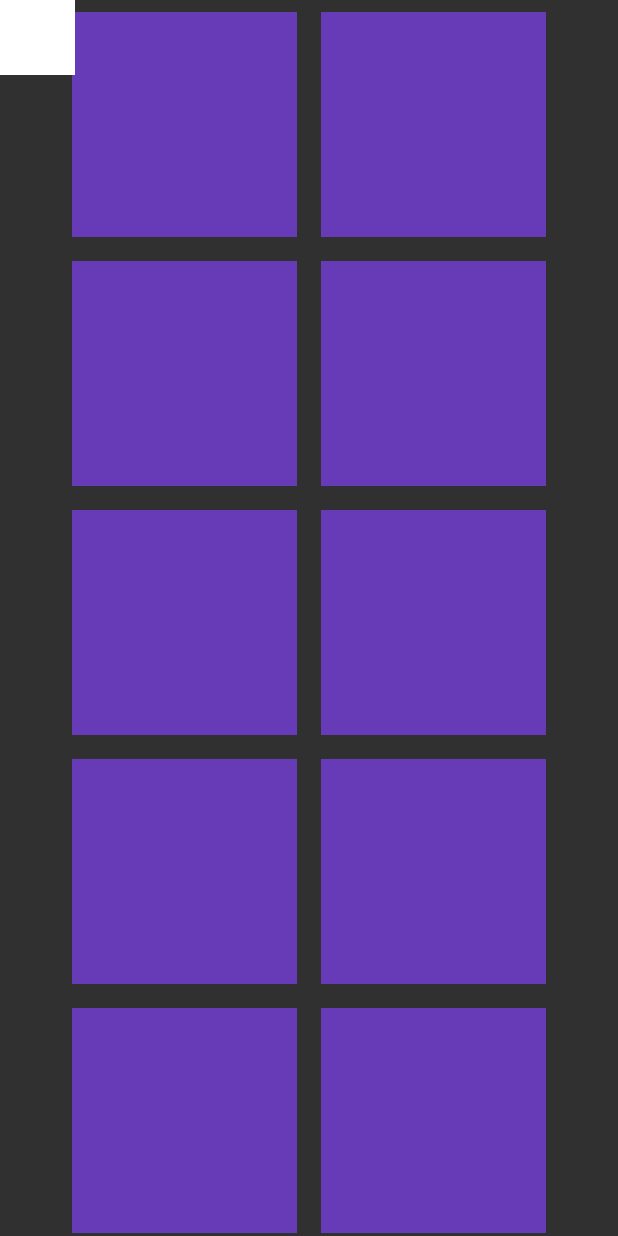
After one commit to MohannadMadi/e-commerce-app, a Flutter app: the screen it shows after launch, on a phone screen of 412 x 824 dp. The commit adds this screen. Run offline on Flutter 3.47's test engine with Material 2 defaults, Android fonts, the phone set to English and light mode, and no system bars; our stand-ins replace flutter_rating_bar; missing offline and left inert: dart:ffi.

Commit message:
added the session example

```diff
--- a/lib/main.dart
+++ b/lib/main.dart
@@ -1,3 +1,4 @@
+import 'package:course/screens/position_finder.dart';
 import 'package:course/screens/sign_in.dart';
 import 'package:flutter/material.dart';
 import 'custom_widgets/item_card_widget.dart';
@@ -25,8 +26,9 @@ class _MyAppState extends State<MyApp> {
   Widget build(BuildContext context) {
     return MaterialApp(
       debugShowCheckedModeBanner: false,
+      theme: ThemeData.dark(),
       home: Scaffold(
-        body: SignInPage(),
+        body: PositionFinder(),
       ),
     );
   }
--- a/lib/screens/home_screen.dart
+++ b/lib/screens/home_screen.dart
@@ -27,6 +27,7 @@ class _HomeScreenState extends State<HomeScreen> {
   }
 
   getPos(GlobalKey _productKey) {
+
     RenderBox renderBox =
         _productKey.currentContext!.findRenderObject() as RenderBox;
     itemPosition = renderBox.localToGlobal(Offset.zero);
@@ -130,7 +131,7 @@ class _HomeScreenState extends State<HomeScreen> {
         AnimatedPositioned(
             top: bottom,
             left: left,
-            child: animate ? ItemCopy(item: selectedItem) : SizedBox(),
+            child: ItemCopy(item: selectedItem),
             duration: Duration(seconds: 1))
       ],
     );
--- /dev/null
+++ b/lib/screens/position_finder.dart
@@ -0,0 +1,102 @@
+import 'package:flutter/material.dart';
+import 'package:flutter/src/widgets/framework.dart';
+import 'package:flutter/src/widgets/placeholder.dart';
+
+class PositionFinder extends StatefulWidget {
+  const PositionFinder({super.key});
+
+  @override
+  State<PositionFinder> createState() => _PositionFinderState();
+}
+
+class _PositionFinderState extends State<PositionFinder> {
+  double whiteBoxTop = 0;
+  double whiteBoxLeft = 0;
+  List<Widget> theList = List.filled(
+      10,
+      Container(
+        color: Colors.deepPurple,
+        width: 150,
+        height: 150,
+      ));
+
+  late Offset widgetPosition = Offset(0, 0);
+  late Size widgetSize;
+  bool big = false;
+  double whiteBoxHeight = 50;
+  double whiteBoxWidth = 50;
+  GlobalKey widgetKey = GlobalKey();
+  @override
+  void initState() {
+    super.initState();
+  }
+
+  setPosAndSize(GlobalKey widgetKey) {
+    RenderBox renderBox =
+        widgetKey.currentContext!.findRenderObject() as RenderBox;
+    widgetPosition = renderBox.localToGlobal(Offset.zero);
+    widgetSize = renderBox.size;
+    print(widgetPosition);
+  }
+
+  @override
+  Widget build(BuildContext context) {
+    return Scaffold(
+      body: Stack(
+        children: [
+          Container(
+            child: Center(
+              child: Wrap(
+                children: [
+                  ...theList.map((e) {
+                    final widgetKey =
+                        GlobalKey(debugLabel: "key${theList.indexOf(e)}");
+
+                    return InkWell(
+                      onDoubleTap: () {
+                        big
+                            ? setState(() {
+                                whiteBoxHeight = 50;
+                                whiteBoxWidth = 50;
+                                big = !big;
+                              })
+                            : setState(() {
+                                setPosAndSize(widgetKey);
+                                whiteBoxHeight = widgetSize.height;
+                                whiteBoxWidth = widgetSize.width;
+                                big = !big;
+                              });
+                      },
+                      onTap: () {
+                        setState(() {
+                          setPosAndSize(widgetKey);
+                          whiteBoxTop = widgetPosition.dy;
+                          whiteBoxLeft = widgetPosition.dx;
+                        });
+                      },
+                      child: Padding(
+                        key: widgetKey,
+                        padding: const EdgeInsets.all(8.0),
+                        child: e,
+                      ),
+                    );
+                  })
+                ],
+              ),
+            ),
+          ),
+          AnimatedPositioned(
+            duration: Duration(seconds: 1),
+            top: whiteBoxTop,
+            left: whiteBoxLeft,
+            child: Container(
+              width: whiteBoxWidth,
+              height: whiteBoxHeight,
+              color: Colors.white,
+            ),
+          )
+        ],
+      ),
+    );
+  }
+}
```
